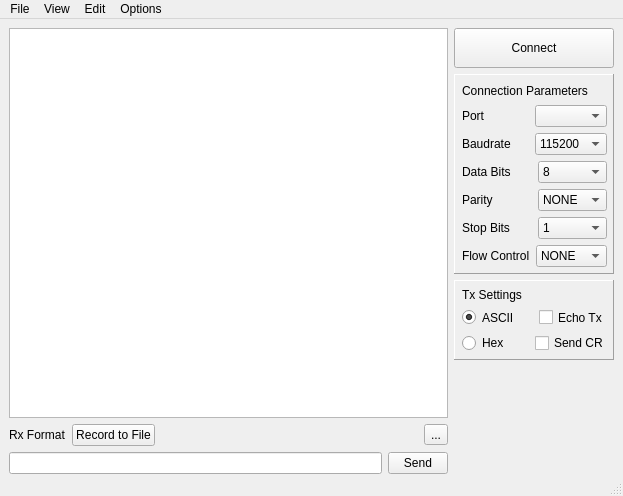
Old version of the form mainwindow.ui in the repository matlshen/Serial-Surfer.
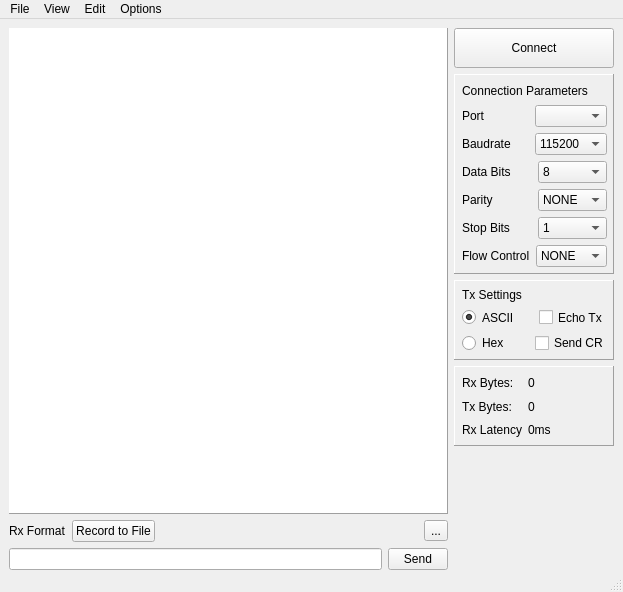
New version of the form. Icons and pictures are not drawn. Custom widgets are drawn as their Qt base class.

Commit message: Added info menus

```diff
--- a/mainwindow.ui
+++ b/mainwindow.ui
@@ -7,7 +7,7 @@
     <x>0</x>
     <y>0</y>
     <width>623</width>
-    <height>496</height>
+    <height>592</height>
    </rect>
   </property>
   <property name="sizePolicy">
@@ -38,7 +38,20 @@
       <item>
        <layout class="QVBoxLayout" name="verticalLayout_2">
         <item>
-         <widget class="QPlainTextEdit" name="TextEditRx"/>
+         <widget class="QPlainTextEdit" name="TextEditRx">
+          <property name="enabled">
+           <bool>true</bool>
+          </property>
+          <property name="frameShape">
+           <enum>QFrame::Panel</enum>
+          </property>
+          <property name="frameShadow">
+           <enum>QFrame::Raised</enum>
+          </property>
+          <property name="readOnly">
+           <bool>true</bool>
+          </property>
+         </widget>
         </item>
         <item>
          <layout class="QHBoxLayout" name="horizontalLayout_8">
@@ -535,6 +548,130 @@
           </widget>
          </widget>
         </item>
+        <item>
+         <widget class="QFrame" name="frame_3">
+          <property name="minimumSize">
+           <size>
+            <width>160</width>
+            <height>80</height>
+           </size>
+          </property>
+          <property name="frameShape">
+           <enum>QFrame::Panel</enum>
+          </property>
+          <property name="frameShadow">
+           <enum>QFrame::Raised</enum>
+          </property>
+          <widget class="QWidget" name="verticalLayoutWidget_2">
+           <property name="geometry">
+            <rect>
+             <x>0</x>
+             <y>0</y>
+             <width>161</width>
+             <height>81</height>
+            </rect>
+           </property>
+           <layout class="QVBoxLayout" name="verticalLayout_9">
+            <property name="topMargin">
+             <number>8</number>
+            </property>
+            <property name="bottomMargin">
+             <number>8</number>
+            </property>
+            <item>
+             <layout class="QHBoxLayout" name="horizontalLayout_23">
+              <property name="leftMargin">
+               <number>8</number>
+              </property>
+              <property name="rightMargin">
+               <number>8</number>
+              </property>
+              <item>
+               <widget class="QLabel" name="label_13">
+                <property name="maximumSize">
+                 <size>
+                  <width>60</width>
+                  <height>16777215</height>
+                 </size>
+                </property>
+                <property name="text">
+                 <string>Rx Bytes:</string>
+                </property>
+               </widget>
+              </item>
+              <item>
+               <widget class="QLabel" name="label_15">
+                <property name="text">
+                 <string>0</string>
+                </property>
+               </widget>
+              </item>
+             </layout>
+            </item>
+            <item>
+             <layout class="QHBoxLayout" name="horizontalLayout_24">
+              <property name="leftMargin">
+               <number>8</number>
+              </property>
+              <property name="rightMargin">
+               <number>8</number>
+              </property>
+              <item>
+               <widget class="QLabel" name="label_14">
+                <property name="maximumSize">
+                 <size>
+                  <width>60</width>
+                  <height>16777215</height>
+                 </size>
+                </property>
+                <property name="text">
+                 <string>Tx Bytes:</string>
+                </property>
+               </widget>
+              </item>
+              <item>
+               <widget class="QLabel" name="label_16">
+                <property name="text">
+                 <string>0</string>
+                </property>
+               </widget>
+              </item>
+             </layout>
+            </item>
+            <item>
+             <layout class="QHBoxLayout" name="horizontalLayout_25">
+              <property name="leftMargin">
+               <number>8</number>
+              </property>
+              <property name="rightMargin">
+               <number>8</number>
+              </property>
+              <item>
+               <widget class="QLabel" name="label_17">
+                <property name="maximumSize">
+                 <size>
+                  <width>60</width>
+                  <height>16777215</height>
+                 </size>
+                </property>
+                <property name="text">
+                 <string>Rx Latency:</string>
+                </property>
+               </widget>
+              </item>
+              <item>
+               <widget class="QLabel" name="label_18">
+                <property name="text">
+                 <string>0ms</string>
+                </property>
+               </widget>
+              </item>
+             </layout>
+            </item>
+           </layout>
+          </widget>
+         </widget>
+        </item>
         <item>
          <spacer name="verticalSpacer">
           <property name="orientation">
```
Left out of the diff: 4 changed lines with no effect on the pictures.
